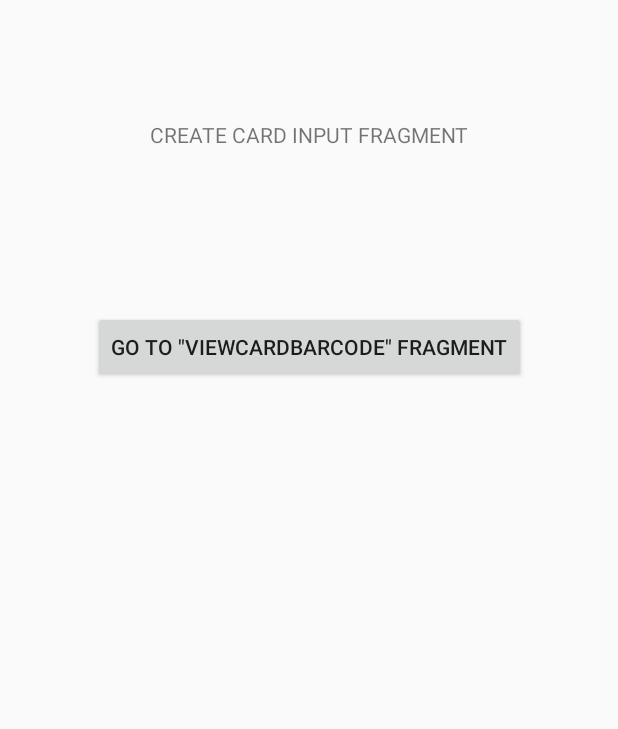
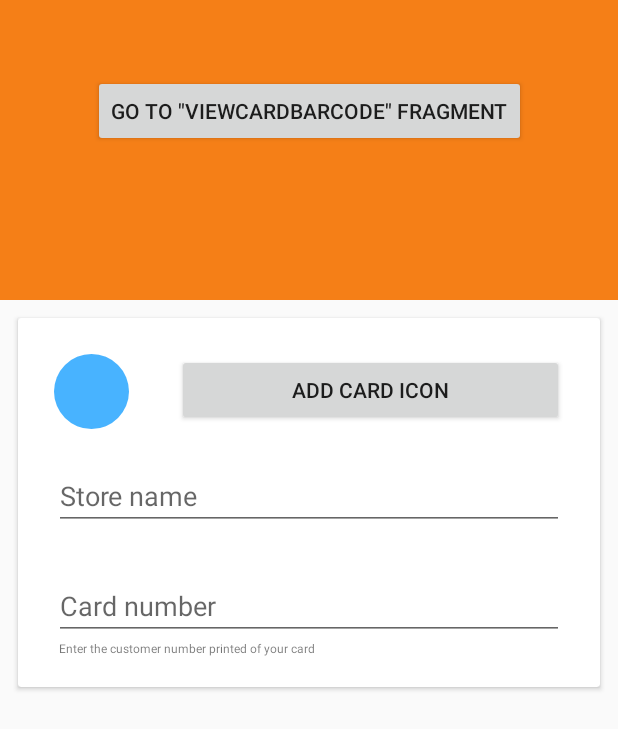
Before and after one commit to Hoegsgaard/Medlemskort, an Android app: the CreateCardInputFragment screen opened through its navigation route, on a phone screen of 412 x 824 dp. Shown: the top 729 px of the screen. Run offline under Robolectric (Android 15) with nearby library versions, the phone set to English and light mode, and no system bars; our stand-ins replace data binding.

Commit message:
Made Circle drawable and Create_card_input file with a OnClickListener

```diff
--- a/app/src/main/java/com/example/medlemskort/CreateCardInputFragment.kt
+++ b/app/src/main/java/com/example/medlemskort/CreateCardInputFragment.kt
@@ -25,6 +25,14 @@ class CreateCardInputFragment : Fragment() {
             Navigation.findNavController(view)
                 .navigate(R.id.action_fragment_create_card_input_to_fragment_view_card_barcode)
         }
+
+        /*
+        Create card and navigate to View Barcode Fragment
+         */
+        binding.addCardButton.setOnClickListener { view: View ->
+            Navigation.findNavController(view)
+                .navigate(R.id.action_fragment_create_card_input_to_fragment_view_card_barcode)
+        }
         return binding.root
     }
 
--- /dev/null
+++ b/app/src/main/res/drawable/circle.xml
@@ -0,0 +1,5 @@
+<shape xmlns:android="http://schemas.android.com/apk/res/android"
+    android:shape="oval">
+    <solid
+        android:color="#48b3ff"/>
+</shape>
--- a/app/src/main/res/layout/fragment_create_card_input.xml
+++ b/app/src/main/res/layout/fragment_create_card_input.xml
@@ -10,25 +10,107 @@
     tools:context=".CreateCardInputFragment">
 
     <!-- TODO: Update blank fragment layout -->
-    <TextView
-        android:id="@+id/textView11"
-        android:layout_width="wrap_content"
-        android:layout_height="wrap_content"
-        android:layout_marginTop="80dp"
-        android:text="CREATE CARD INPUT FRAGMENT"
+
+    <ImageView
+        android:id="@+id/imageView3"
+        android:layout_width="0dp"
+        android:layout_height="200dp"
         app:layout_constraintEnd_toEndOf="parent"
+        app:layout_constraintHorizontal_bias="0.0"
         app:layout_constraintStart_toStartOf="parent"
-        app:layout_constraintTop_toTopOf="parent" />
+        app:layout_constraintTop_toTopOf="parent"
+        app:srcCompat="?attr/colorPrimary" />
 
     <Button
         android:id="@+id/button9"
         android:layout_width="wrap_content"
         android:layout_height="wrap_content"
-        android:layout_marginTop="108dp"
+        android:layout_marginTop="50dp"
         android:text='GO TO "ViewCardBarcode" Fragment'
         app:layout_constraintEnd_toEndOf="parent"
         app:layout_constraintStart_toStartOf="parent"
-        app:layout_constraintTop_toBottomOf="@+id/textView11" />
+        app:layout_constraintTop_toTopOf="@+id/imageView3" />
+
+    <androidx.cardview.widget.CardView
+        android:id="@+id/cardView"
+        android:layout_width="0dp"
+        android:layout_height="wrap_content"
+        android:layout_marginStart="12dp"
+        android:layout_marginTop="12dp"
+        android:layout_marginEnd="12dp"
+        app:layout_constraintEnd_toEndOf="parent"
+        app:layout_constraintStart_toStartOf="parent"
+        app:layout_constraintTop_toBottomOf="@+id/imageView3">
+
+        <androidx.constraintlayout.widget.ConstraintLayout
+            android:layout_width="match_parent"
+            android:layout_height="wrap_content"
+            android:paddingBottom="20dp">
+
+            <ImageView
+                android:id="@+id/imageView4"
+                android:layout_width="50dp"
+                android:layout_height="50dp"
+                android:layout_marginStart="24dp"
+                android:layout_marginTop="24dp"
+                app:layout_constraintStart_toStartOf="parent"
+                app:layout_constraintTop_toTopOf="parent"
+                app:srcCompat="@drawable/circle" />
+
+            <EditText
+                android:id="@+id/editText"
+                android:layout_width="0dp"
+                android:layout_height="wrap_content"
+                android:layout_marginStart="24dp"
+                android:layout_marginTop="24dp"
+                android:layout_marginEnd="24dp"
+                android:ems="10"
+                android:hint="Store name"
+                android:inputType="textPersonName"
+                app:layout_constraintEnd_toEndOf="parent"
+                app:layout_constraintHorizontal_bias="0.0"
+                app:layout_constraintStart_toStartOf="parent"
+                app:layout_constraintTop_toBottomOf="@+id/addCard_button" />
+
+            <EditText
+                android:id="@+id/editText2"
+                android:layout_width="0dp"
+                android:layout_height="wrap_content"
+                android:layout_marginStart="24dp"
+                android:layout_marginTop="28dp"
+                android:layout_marginEnd="24dp"
+                android:ems="10"
+                android:hint="Card number"
+                android:inputType="textPersonName"
+                app:layout_constraintEnd_toEndOf="parent"
+                app:layout_constraintHorizontal_bias="0.0"
+                app:layout_constraintStart_toStartOf="parent"
+                app:layout_constraintTop_toBottomOf="@+id/editText" />
+
+            <Button
+                android:id="@+id/addCard_button"
+                android:layout_width="0dp"
+                android:layout_height="wrap_content"
+                android:layout_marginStart="32dp"
+                android:layout_marginTop="24dp"
+                android:layout_marginEnd="24dp"
+                android:text="Add card icon"
+                app:layout_constraintEnd_toEndOf="parent"
+                app:layout_constraintStart_toEndOf="@+id/imageView4"
+                app:layout_constraintTop_toTopOf="parent" />
+
+            <TextView
+                android:id="@+id/textView"
+                android:layout_width="wrap_content"
+                android:layout_height="wrap_content"
+                android:paddingStart="3dp"
+                android:text="Enter the customer number printed of your card"
+                android:textSize="8sp"
+                app:layout_constraintStart_toStartOf="@+id/editText2"
+                app:layout_constraintTop_toBottomOf="@+id/editText2" />
+
+        </androidx.constraintlayout.widget.ConstraintLayout>
+    </androidx.cardview.widget.CardView>
 
 </androidx.constraintlayout.widget.ConstraintLayout>
 </layout>
```
